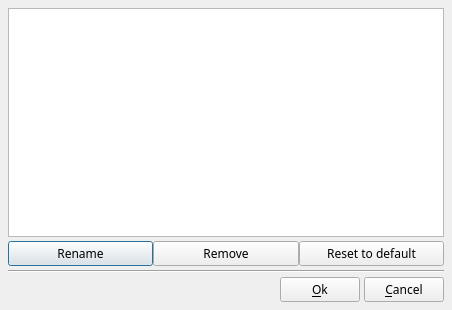
This is src/ffDiaporama/DlgManageStyle/DlgManageStyle.ui in boenki/ffdiaporama as Qt 5 draws it before an edit. The edited form follows.
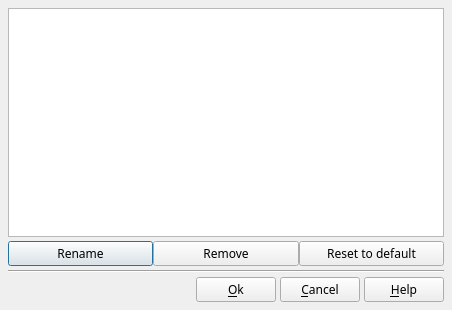
This is the edited form. Icons and pictures are not drawn.

```diff
--- a/src/ffDiaporama/DlgManageStyle/DlgManageStyle.ui
+++ b/src/ffDiaporama/DlgManageStyle/DlgManageStyle.ui
@@ -184,6 +184,20 @@
        </property>
       </widget>
      </item>
+     <item>
+      <widget class="QPushButton" name="HelpBt">
+       <property name="toolTip">
+        <string>Show help about this dialogue box</string>
+       </property>
+       <property name="text">
+        <string>&amp;Help</string>
+       </property>
+       <property name="icon">
+        <iconset resource="../../../RSCffDiaporama.qrc">
+         <normaloff>:/img/help.png</normaloff>:/img/help.png</iconset>
+       </property>
+      </widget>
+     </item>
     </layout>
    </item>
   </layout>
```
Left out of the diff: 41 changed lines with no effect on the pictures.
